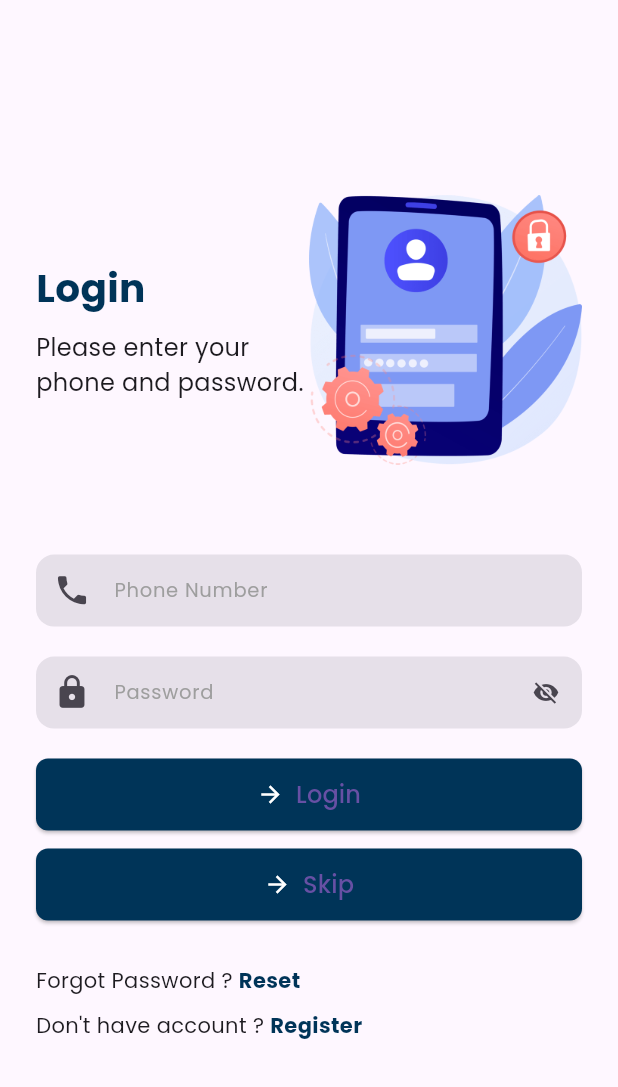
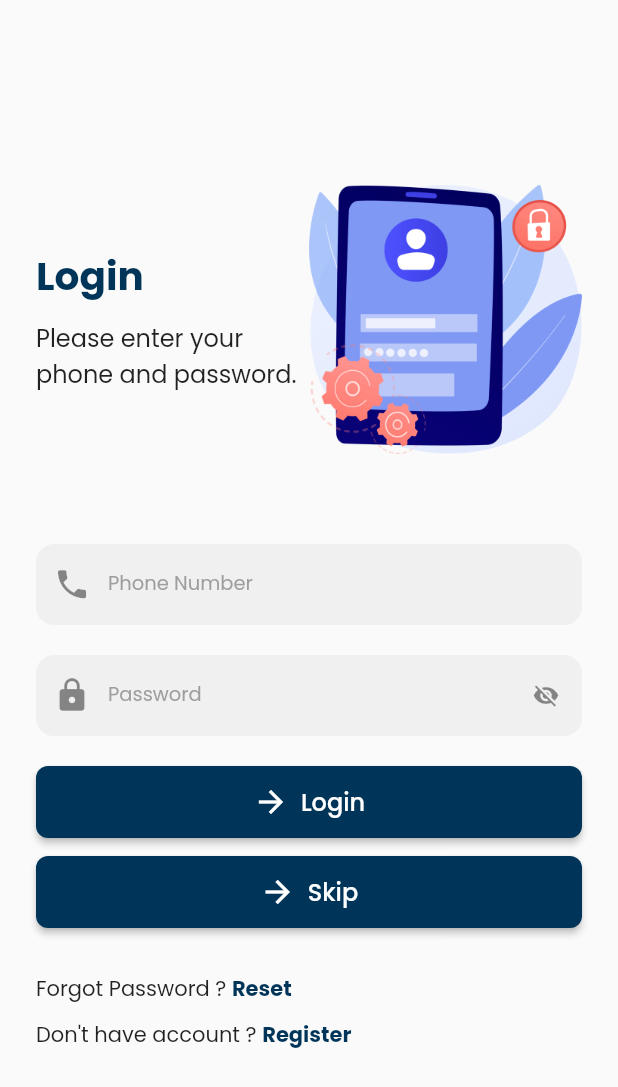
Before and after one commit to nandakista/skybase_flutter_provider, a Flutter app: the screen it shows after launch, after a tap on "Lewati", after a tap on "Done", on a phone screen of 412 x 824 dp. Shown: the top 1087 px of the screen. Run offline on Flutter 3.47's test engine with Material 3 defaults, Android fonts, the phone set to English and light mode, and no system bars; our stand-ins replace cached_network_image, device_info_plus, dio, easy_localization, file_picker, flutter_image_compress and 12 more; network calls fail.

Commit message:
Disable material3 design

```diff
--- a/lib/config/themes/app_theme.dart
+++ b/lib/config/themes/app_theme.dart
@@ -3,8 +3,9 @@ import 'package:flutter/services.dart';
 import 'package:skybase/config/themes/app_colors.dart';
 
 class AppTheme {
-  static ThemeData light() {
+  static ThemeData get light {
     return ThemeData(
+      useMaterial3: false,
       primaryColor: AppColors.primary,
       primarySwatch: AppColors.materialPrimary,
       indicatorColor: AppColors.accent,
@@ -28,8 +29,9 @@ class AppTheme {
     );
   }
 
-  static ThemeData dark() {
+  static ThemeData get dark {
     return ThemeData(
+      useMaterial3: false,
       primaryColor: AppColors.primary,
       primarySwatch: AppColors.materialPrimary,
       indicatorColor: AppColors.accent,
@@ -142,21 +144,6 @@ class AppTheme {
       ),
     );
   }
-
-  static setStatusBar({
-    required Brightness brightness,
-    Color color = AppColors.primary,
-  }) {
-    final androidIconBrightness =
-        brightness == Brightness.dark ? Brightness.light : Brightness.dark;
-    return SystemChrome.setSystemUIOverlayStyle(
-      SystemUiOverlayStyle(
-        statusBarIconBrightness: androidIconBrightness,
-        statusBarBrightness: brightness,
-        statusBarColor: color,
-      ),
-    );
-  }
 }
 
 extension DarkMode on BuildContext {
--- a/lib/main.dart
+++ b/lib/main.dart
@@ -40,8 +40,8 @@ class App extends StatelessWidget {
           return MaterialApp.router(
             debugShowCheckedModeBanner: false,
             title: 'Skybase Provider',
-            theme: AppTheme.light(),
-            darkTheme: AppTheme.dark(),
+            theme: AppTheme.light,
+            darkTheme: AppTheme.dark,
             themeMode: (isDarkMode) ? ThemeMode.dark : ThemeMode.light,
             localizationsDelegates: context.localizationDelegates,
             supportedLocales: context.supportedLocales,
--- a/lib/service_locator.dart
+++ b/lib/service_locator.dart
@@ -40,7 +40,6 @@ class ServiceLocator {
   static Future<void> init() async {
     if (kReleaseMode) debugPrint = (String? message, {int? wrapWidth}) {};
     SharedPreferences sharedPreferences = await SharedPreferences.getInstance();
-    AppTheme.setStatusBar(brightness: Brightness.light);
     AppInfo.setInfo(await PackageInfo.fromPlatform());
 
     // _initConfig
```
